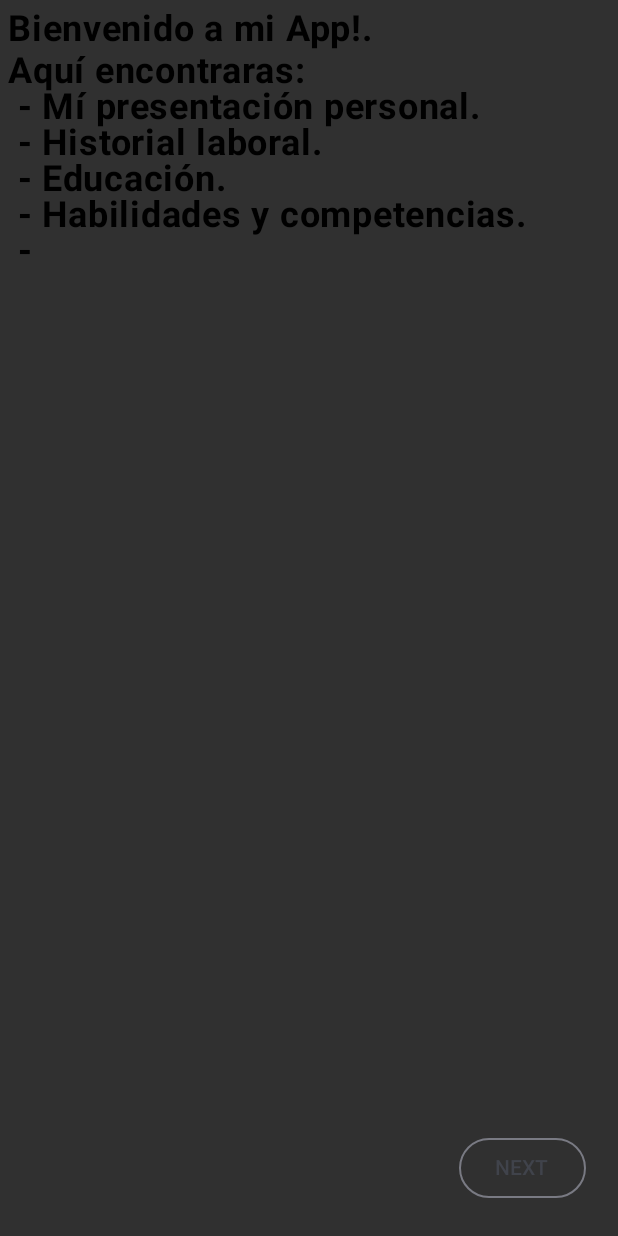
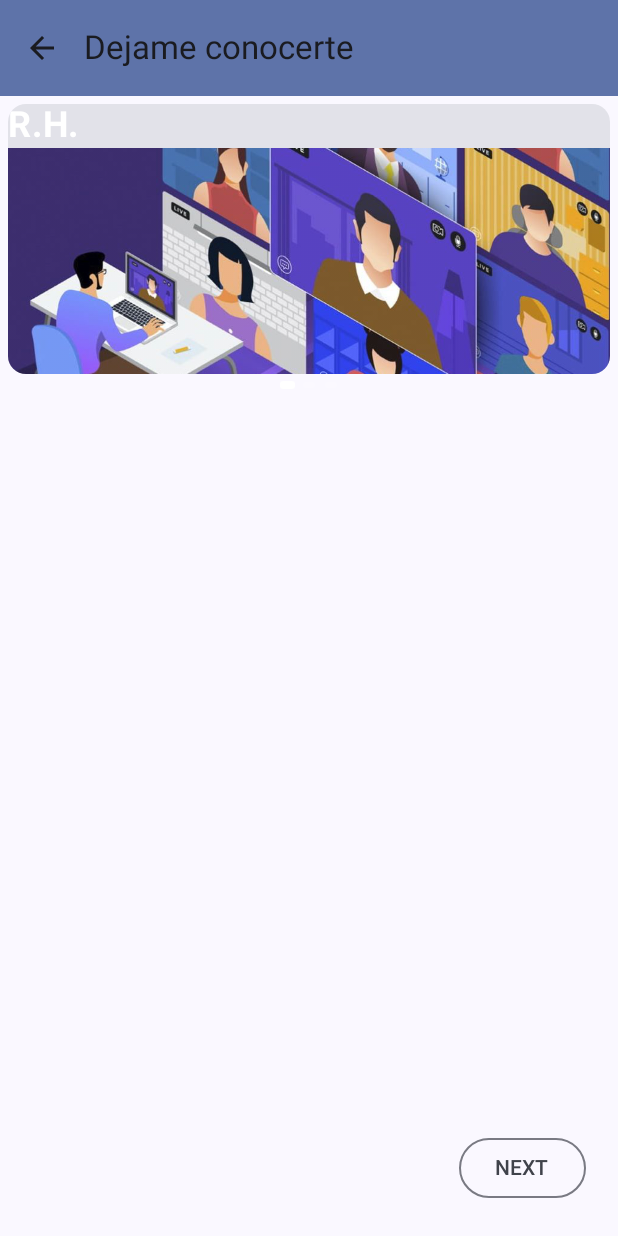
Before and after one commit to AlejandroBM-Dev/myabmcv, an Android app built with Jetpack Compose: the screen it shows after launch (MainActivity), after a tap on "NEXT", on a phone screen of 412 x 824 dp. Run offline under Robolectric (Android 15) with nearby library versions, the phone set to English and light mode, and no system bars; our stand-ins replace Dagger/Hilt's generated code.

Commit message:
- Add images. - Add visitor options. - Add ComposeNavigation.

```diff
--- a/app/build.gradle.kts
+++ b/app/build.gradle.kts
@@ -77,6 +77,8 @@ dependencies {
     implementation("com.google.dagger:hilt-android:2.50")
     kapt("com.google.dagger:hilt-android-compiler:2.50")
 
+    // Util
+    implementation("androidx.compose.ui:ui-util:1.5.4")
     implementation("androidx.core:core-ktx:1.12.0")
     implementation("androidx.lifecycle:lifecycle-runtime-ktx:2.6.2")
 
--- a/app/src/main/java/com/raiseralex/myabmcv/MainActivity.kt
+++ b/app/src/main/java/com/raiseralex/myabmcv/MainActivity.kt
@@ -4,11 +4,10 @@ import android.os.Bundle
 import androidx.activity.ComponentActivity
 import androidx.activity.compose.setContent
 import androidx.activity.viewModels
-import androidx.compose.ui.Modifier
 import androidx.core.splashscreen.SplashScreen.Companion.installSplashScreen
 import androidx.core.view.WindowCompat
 import com.raiseralex.myabmcv.ui.theme.MyABMCVTheme
-import com.raiseralex.myabmcv.ui.welcomeFlow.views.HelloCompose
+import com.raiseralex.myabmcv.ui.welcomeFlow.views.MyCvApp
 import dagger.hilt.android.AndroidEntryPoint
 
 @AndroidEntryPoint
@@ -26,9 +25,7 @@ class MainActivity : ComponentActivity() {
 
         setContent {
             MyABMCVTheme {
-                HelloCompose(
-                    Modifier,
-                )
+                MyCvApp()
             }
         }
     }
--- a/app/src/main/java/com/raiseralex/myabmcv/navigation/AppScreen.kt
+++ b/app/src/main/java/com/raiseralex/myabmcv/navigation/AppScreen.kt
@@ -4,7 +4,7 @@ import androidx.annotation.StringRes
 import com.raiseralex.myabmcv.R
 
 enum class AppScreen(@StringRes val title: Int) {
-    Welcome(title = R.string.welcome_screen),
-    Visit(title = R.string.visit_screen),
+    WelcomeScreen(title = R.string.welcome_screen),
+    VisitScreen(title = R.string.visit_screen),
     StartCVScreen(title = R.string.start_cv_screen),
 }
--- a/app/src/main/java/com/raiseralex/myabmcv/ui/shareViews/TypeWriterText.kt
+++ b/app/src/main/java/com/raiseralex/myabmcv/ui/shareViews/TypeWriterText.kt
@@ -8,23 +8,22 @@ import androidx.compose.runtime.mutableIntStateOf
 import androidx.compose.runtime.mutableStateOf
 import androidx.compose.runtime.remember
 import androidx.compose.runtime.setValue
+import androidx.compose.ui.graphics.Color
 import androidx.compose.ui.text.font.FontWeight
 import androidx.compose.ui.unit.sp
 import kotlinx.coroutines.delay
 
 @Composable
 fun TypewriterText(
-    texts: List<String>,
+    texts: String,
 ) {
     var textIndex by remember { mutableIntStateOf(0) }
     var textToDisplay by remember { mutableStateOf("") }
-    val delayWriterText = 100L
-    val textsMaxIndex = texts.size
+    val delayWriterText = 80L
 
     LaunchedEffect(key1 = texts) {
-        while (textIndex < textsMaxIndex) {
-            texts[textIndex].forEachIndexed { charIndex, _ ->
-                textToDisplay = texts[textIndex]
+        texts.forEachIndexed { charIndex, _ ->
+            textToDisplay = texts
                 .substring(
                     startIndex = 0,
                     endIndex = charIndex + 1,
@@ -33,9 +32,9 @@ fun TypewriterText(
         }
         textIndex += 1
     }
-    }
     Text(
         text = textToDisplay,
+        color = Color.White,
         fontSize = 24.sp,
         fontWeight = FontWeight.Bold,
     )
--- /dev/null
+++ b/app/src/main/java/com/raiseralex/myabmcv/ui/welcomeFlow/data/VisitorImageSealed.kt
@@ -0,0 +1,49 @@
+package com.raiseralex.myabmcv.ui.welcomeFlow.data
+
+import androidx.annotation.DrawableRes
+import androidx.annotation.StringRes
+import com.raiseralex.myabmcv.R
+
+sealed class VisitorImageSealed(
+    @DrawableRes open val id: Int,
+    @StringRes open val title: Int,
+    @StringRes open val description: Int,
+) {
+    data class RhImageModel(
+        @DrawableRes override val id: Int,
+        @StringRes override val title: Int,
+        @StringRes override val description: Int,
+    ) : VisitorImageSealed(id, title, description)
+
+    data class DevImageModel(
+        @DrawableRes override val id: Int,
+        @StringRes override val title: Int,
+        @StringRes override val description: Int,
+    ) : VisitorImageSealed(id, title, description)
+
+    data class AnonymousImageModel(
+        @DrawableRes override val id: Int,
+        @StringRes override val title: Int,
+        @StringRes override val description: Int,
+    ) : VisitorImageSealed(id, title, description)
+}
+
+fun getMockupList(): List<VisitorImageSealed> {
+    return listOf(
+        VisitorImageSealed.RhImageModel(
+            id = R.drawable.rh_image,
+            title = R.string.rh_visitor_title,
+            description = R.string.rh_image_description,
+        ),
+        VisitorImageSealed.DevImageModel(
+            id = R.drawable.dev_image,
+            title = R.string.developer_visitor_title,
+            description = R.string.dev_image_description,
+        ),
+        VisitorImageSealed.AnonymousImageModel(
+            id = R.drawable.anonymous_image,
+            title = R.string.anonymous_visitor_title,
+            description = R.string.anonymous_image_description,
+        ),
+    )
+}
--- /dev/null
+++ b/app/src/main/java/com/raiseralex/myabmcv/ui/welcomeFlow/views/ScreenBuilderApp.kt
@@ -0,0 +1,105 @@
+package com.raiseralex.myabmcv.ui.welcomeFlow.views
+
+import androidx.compose.foundation.layout.padding
+import androidx.compose.material.icons.Icons
+import androidx.compose.material.icons.filled.ArrowBack
+import androidx.compose.material3.ExperimentalMaterial3Api
+import androidx.compose.material3.Icon
+import androidx.compose.material3.IconButton
+import androidx.compose.material3.MaterialTheme
+import androidx.compose.material3.Scaffold
+import androidx.compose.material3.Text
+import androidx.compose.material3.TopAppBar
+import androidx.compose.material3.TopAppBarDefaults
+import androidx.compose.runtime.Composable
+import androidx.compose.runtime.getValue
+import androidx.compose.ui.Modifier
+import androidx.compose.ui.res.stringResource
+import androidx.navigation.NavHostController
+import androidx.navigation.compose.NavHost
+import androidx.navigation.compose.composable
+import androidx.navigation.compose.currentBackStackEntryAsState
+import androidx.navigation.compose.rememberNavController
+import com.raiseralex.myabmcv.R
+import com.raiseralex.myabmcv.navigation.AppScreen
+
+@Composable
+fun MyCvApp(
+    modifier: Modifier = Modifier,
+    navController: NavHostController = rememberNavController(),
+) {
+    val backStackEntry by navController.currentBackStackEntryAsState()
+
+    val currentScreen = AppScreen.valueOf(
+        backStackEntry?.destination?.route ?: AppScreen.WelcomeScreen.name,
+    )
+
+    Scaffold(
+        topBar = {
+            MyCvAppBar(
+                currentScreen = currentScreen,
+                canNavigateBack = navController.previousBackStackEntry != null,
+                navigateUp = { navController.navigateUp() },
+            )
+        },
+    ) { innerPadding ->
+
+        NavHost(
+            navController = navController,
+            startDestination = AppScreen.WelcomeScreen.name,
+            modifier = modifier.padding(innerPadding),
+        ) {
+            composable(route = AppScreen.WelcomeScreen.name) {
+                WelcomeCompose(
+                    modifier = modifier,
+                    onNextButton = {
+                        navController.navigate(AppScreen.VisitScreen.name)
+                    },
+                )
+            }
+            composable(route = AppScreen.VisitScreen.name) {
+                VisitCompose(
+                    modifier = modifier,
+                    onNextButton = {
+                        navController.navigate(AppScreen.StartCVScreen.name)
+                    },
+                )
+            }
+            composable(route = AppScreen.StartCVScreen.name) {
+                StartCV(
+                    modifier = modifier,
+                    onNextButton = {
+                        navController.popBackStack(AppScreen.WelcomeScreen.name, inclusive = false)
+                    },
+                )
+            }
+        }
+    }
+}
+
+@OptIn(ExperimentalMaterial3Api::class)
+@Composable
+fun MyCvAppBar(
+    currentScreen: AppScreen,
+    canNavigateBack: Boolean,
+    navigateUp: () -> Unit,
+    modifier: Modifier = Modifier,
+) {
+    TopAppBar(
+        title = { Text(text = stringResource(id = currentScreen.title)) },
+        colors = TopAppBarDefaults.mediumTopAppBarColors(
+            containerColor = MaterialTheme.colorScheme.primaryContainer,
+        ),
+        modifier = modifier,
+        navigationIcon = {
+            if (canNavigateBack) {
+                IconButton(onClick = navigateUp) {
+                    Icon(
+                        imageVector = Icons.Filled.ArrowBack,
+                        contentDescription = stringResource(id = R.string.back_button),
+                    )
+                }
+            }
+        },
+    )
+}
--- /dev/null
+++ b/app/src/main/java/com/raiseralex/myabmcv/ui/welcomeFlow/views/VisitCompose.kt
@@ -0,0 +1,176 @@
+package com.raiseralex.myabmcv.ui.welcomeFlow.views
+
+import androidx.compose.foundation.ExperimentalFoundationApi
+import androidx.compose.foundation.Image
+import androidx.compose.foundation.background
+import androidx.compose.foundation.layout.Arrangement
+import androidx.compose.foundation.layout.Box
+import androidx.compose.foundation.layout.Column
+import androidx.compose.foundation.layout.Row
+import androidx.compose.foundation.layout.Spacer
+import androidx.compose.foundation.layout.fillMaxHeight
+import androidx.compose.foundation.layout.fillMaxWidth
+import androidx.compose.foundation.layout.height
+import androidx.compose.foundation.layout.padding
+import androidx.compose.foundation.layout.size
+import androidx.compose.foundation.layout.width
+import androidx.compose.foundation.pager.HorizontalPager
+import androidx.compose.foundation.pager.PagerState
+import androidx.compose.foundation.pager.rememberPagerState
+import androidx.compose.foundation.shape.RoundedCornerShape
+import androidx.compose.material3.Card
+import androidx.compose.runtime.Composable
+import androidx.compose.ui.Alignment
+import androidx.compose.ui.Modifier
+import androidx.compose.ui.draw.clip
+import androidx.compose.ui.graphics.Color
+import androidx.compose.ui.graphics.graphicsLayer
+import androidx.compose.ui.layout.ContentScale
+import androidx.compose.ui.res.painterResource
+import androidx.compose.ui.res.stringResource
+import androidx.compose.ui.tooling.preview.Preview
+import androidx.compose.ui.unit.Dp
+import androidx.compose.ui.unit.dp
+import androidx.compose.ui.util.lerp
+import com.raiseralex.myabmcv.ui.shareViews.TypewriterText
+import com.raiseralex.myabmcv.ui.welcomeFlow.data.getMockupList
+import com.raiseralex.myabmcv.ui.welcomeFlow.views.shareviews.NextButton
+import kotlin.math.absoluteValue
+
+@Preview(showBackground = true)
+@Composable
+private fun Preview() {
+    VisitCompose(
+        Modifier,
+        onNextButton = {},
+    )
+}
+
+@OptIn(ExperimentalFoundationApi::class)
+@Composable
+fun VisitCompose(
+    modifier: Modifier,
+    onNextButton: () -> Unit,
+) {
+    val listImage = getMockupList()
+
+    val pagerState = rememberPagerState(pageCount = {
+        listImage.size
+    })
+    Column(
+        modifier = modifier
+            .padding(5.dp)
+            .fillMaxHeight(1f)
+            .fillMaxWidth(1f),
+    ) {
+        VisitorPager(
+            modifier,
+            pagerState,
+        )
+        Spacer(modifier = modifier.weight(1f))
+        Row(
+            modifier = modifier
+                .fillMaxWidth()
+                .padding(16.dp),
+            horizontalArrangement = Arrangement.End,
+        ) {
+            NextButton(modifier = modifier, onNextButton)
+        }
+    }
+}
+
+@OptIn(ExperimentalFoundationApi::class)
+@Composable
+fun VisitorPager(
+    modifier: Modifier,
+    pagerState: PagerState,
+) {
+    HorizontalPager(state = pagerState) { page ->
+        Card(
+            Modifier
+                .fillMaxWidth()
+                .height(180.dp)
+                .graphicsLayer {
+                    val pageOffset = (
+                        (pagerState.currentPage - page) + pagerState
+                            .currentPageOffsetFraction
+                        ).absoluteValue
+
+                    alpha = lerp(
+                        start = 0.5f,
+                        stop = 1f,
+                        fraction = 1f - pageOffset.coerceIn(0f, 1f),
+                    )
+                },
+        ) {
+            TypewriterText(texts = stringResource(id = getMockupList()[pagerState.currentPage].title))
+            Spacer(modifier = modifier.size(1.dp))
+            Image(
+                painter = painterResource(id = getMockupList()[pagerState.currentPage].id),
+                contentDescription = stringResource(id = getMockupList()[pagerState.currentPage].description),
+                contentScale = ContentScale.FillWidth,
+                modifier = modifier
+                    .fillMaxWidth(),
+            )
+            // Card content
+        }
+    }
+    PagerIndicator(
+        pageCount = pagerState.pageCount,
+        currentPage = pagerState.currentPage,
+        targetPage = pagerState.targetPage,
+        currentPageOffsetFraction = pagerState.currentPageOffsetFraction,
+    )
+}
+
+@Composable
+private fun PagerIndicator(
+    pageCount: Int,
+    currentPage: Int,
+    targetPage: Int,
+    currentPageOffsetFraction: Float,
+    modifier: Modifier = Modifier,
+    indicatorColor: Color = Color.White,
+    unselectedIndicatorSize: Dp = 8.dp,
+    selectedIndicatorSize: Dp = 10.dp,
+    indicatorCornerRadius: Dp = 2.dp,
+    indicatorPadding: Dp = 2.dp,
+) {
+    Row(
+        horizontalArrangement = Arrangement.Center,
+        verticalAlignment = Alignment.CenterVertically,
+        modifier = modifier
+            .fillMaxWidth()
+            .height(selectedIndicatorSize + indicatorPadding * 2),
+    ) {
+        repeat(pageCount) { page ->
+            val (color, size) =
+                if (currentPage == page || targetPage == page) {
+                    val pageOffset =
+                        ((currentPage - page) + currentPageOffsetFraction).absoluteValue
+                    val offsetPercentage = 1f - pageOffset.coerceIn(0f, 1f)
+
+                    val size =
+                        unselectedIndicatorSize + ((selectedIndicatorSize - unselectedIndicatorSize) * offsetPercentage)
+
+                    indicatorColor.copy(
+                        alpha = offsetPercentage,
+                    ) to size
+                } else {
+                    indicatorColor.copy(alpha = 0.1f) to unselectedIndicatorSize
+                }
+
+            Box(
+                modifier = Modifier
+                    .padding(
+                        horizontal = ((selectedIndicatorSize + indicatorPadding * 2) - size) / 2,
+                        vertical = size / 4,
+                    )
+                    .clip(RoundedCornerShape(indicatorCornerRadius))
+                    .background(color)
+                    .width(size)
+                    .height(size / 2),
+            )
+        }
+    }
+}
--- a/app/src/main/java/com/raiseralex/myabmcv/ui/welcomeFlow/views/HelloCompose.kt
+++ b/app/src/main/java/com/raiseralex/myabmcv/ui/welcomeFlow/views/WelcomeCompose.kt
@@ -1,6 +1,5 @@
 package com.raiseralex.myabmcv.ui.welcomeFlow.views
 
-import android.widget.Toast
 import androidx.compose.foundation.layout.Arrangement
 import androidx.compose.foundation.layout.Column
 import androidx.compose.foundation.layout.Row
@@ -8,33 +7,33 @@ import androidx.compose.foundation.layout.Spacer
 import androidx.compose.foundation.layout.fillMaxHeight
 import androidx.compose.foundation.layout.fillMaxWidth
 import androidx.compose.foundation.layout.padding
-import androidx.compose.material3.OutlinedButton
-import androidx.compose.material3.Text
 import androidx.compose.runtime.Composable
 import androidx.compose.runtime.remember
 import androidx.compose.ui.Modifier
-import androidx.compose.ui.platform.LocalContext
 import androidx.compose.ui.tooling.preview.Preview
 import androidx.compose.ui.unit.dp
 import com.raiseralex.myabmcv.ui.shareViews.TypewriterText
+import com.raiseralex.myabmcv.ui.welcomeFlow.views.shareviews.NextButton
 
 @Preview(showBackground = true)
 @Composable
-private fun preview() {
-    HelloCompose(Modifier)
+private fun Preview() {
+    WelcomeCompose(
+        Modifier,
+        onNextButton = {},
+    )
 }
 
 @Composable
-fun HelloCompose(modifier: Modifier = Modifier) {
+fun WelcomeCompose(
+    modifier: Modifier = Modifier,
+    onNextButton: () -> Unit,
+) {
     val helloList = remember {
-        listOf(
-            "Bienvenido a mi App!.",
-        )
+        "Bienvenido a mi App!."
     }
     val helloFindList = remember {
-        listOf(
-            "Aquí encontraras:\n - Mí presentación personal.\n - Historial laboral.\n - Educación.\n - Habilidades y competencias.\n - Referencias.",
-        )
+        "Aquí encontraras:\n - Mí presentación personal.\n - Historial laboral.\n - Educación.\n - Habilidades y competencias.\n - Referencias."
     }
 
     Column(
@@ -52,20 +51,7 @@ fun HelloCompose(modifier: Modifier = Modifier) {
                 .padding(16.dp),
             horizontalArrangement = Arrangement.End,
         ) {
-            NextButton(modifier = modifier)
+            NextButton(modifier = modifier, onNextButton)
         }
     }
 }
-
-@Composable
-fun NextButton(
-    modifier: Modifier,
-) {
-    val context = LocalContext.current
-    OutlinedButton(
-        modifier = modifier,
-        onClick = { Toast.makeText(context, " NEXT ", Toast.LENGTH_SHORT).show() },
-    ) {
-        Text(text = "NEXT")
-    }
-}
--- /dev/null
+++ b/app/src/main/java/com/raiseralex/myabmcv/ui/welcomeFlow/views/shareviews/ButtonsShare.kt
@@ -0,0 +1,19 @@
+package com.raiseralex.myabmcv.ui.welcomeFlow.views.shareviews
+
+import androidx.compose.material3.OutlinedButton
+import androidx.compose.material3.Text
+import androidx.compose.runtime.Composable
+import androidx.compose.ui.Modifier
+
+@Composable
+fun NextButton(
+    modifier: Modifier,
+    onClick: () -> Unit,
+) {
+    OutlinedButton(
+        modifier = modifier,
+        onClick = onClick,
+    ) {
+        Text(text = "NEXT")
+    }
+}
--- a/app/src/main/res/values/strings.xml
+++ b/app/src/main/res/values/strings.xml
@@ -4,4 +4,16 @@
     <string name="welcome_screen">Welcome!!</string>
     <string name="visit_screen">Dejame conocerte</string>
     <string name="start_cv_screen">Bienvenido a mi C.V.!!</string>
+
+    <!-- VISITOR TYPE -->
+    <string name="rh_visitor_title">R.H.</string>
+    <string name="developer_visitor_title">Developer</string>
+    <string name="anonymous_visitor_title">Anonimo</string>
+
+    <!-- CONTENT DESCRIPTION -->
+    <string name="back_button">Back button.</string>
+    <string name="rh_image_description">Background RH image.</string>
+    <string name="dev_image_description">Background DEV image.</string>
+    <string name="anonymous_image_description">Background ANONYMOUS image.</string>
+
 </resources>
```
Also changed, not shown: app/src/main/java/com/raiseralex/myabmcv/ui/welcomeFlow/views/StartCV.kt (added, +40 -0 lines), app/src/main/res/drawable/camera_ic.xml (added, +20 -0 lines), app/src/main/res/drawable/email_ic.xml (added, +20 -0 lines), app/src/main/res/drawable/phone_ic.xml (added, +13 -0 lines), app/src/main/res/drawable/user_ic.xml (added, +20 -0 lines), app/src/main/res/drawable/wifi_ic.xml (added, +27 -0 lines), app/src/main/res/drawable/anonymous_image.png (added), app/src/main/res/drawable/rh_image.png (added), 1 other file. Lines whose indentation alone changed are shown as unchanged.
